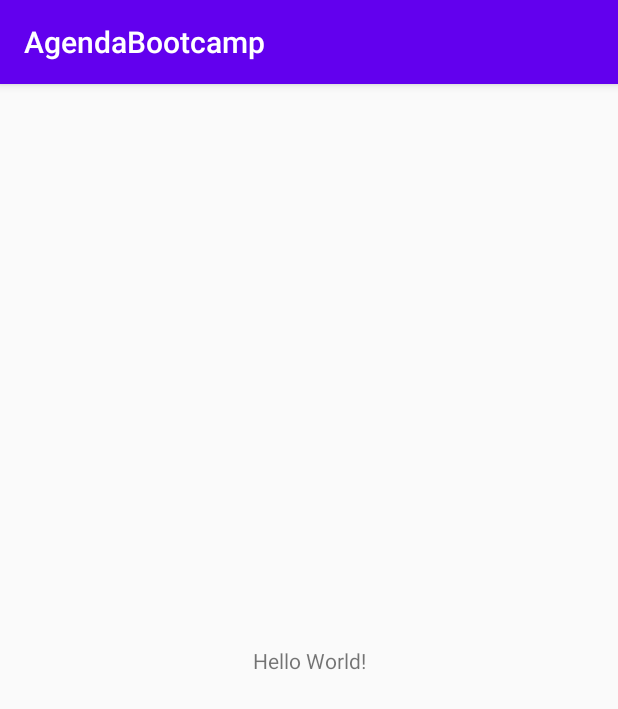
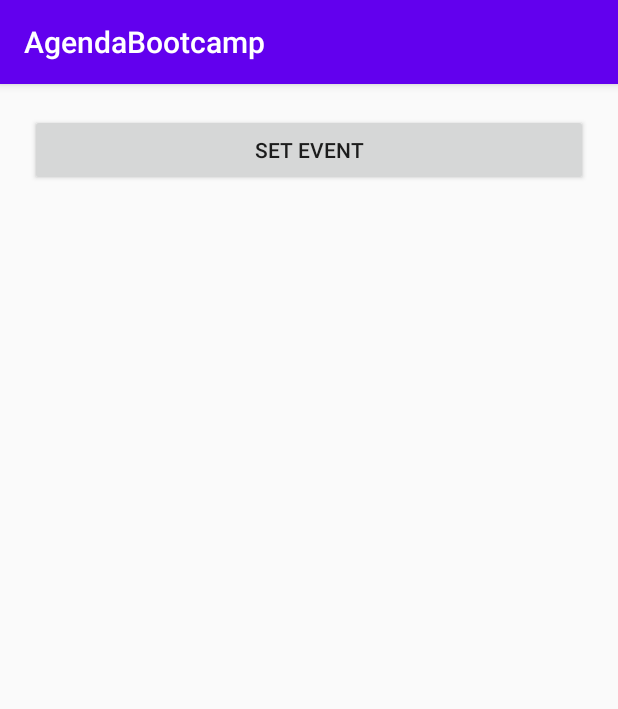
Before and after one commit to eskokado/dio-agenda-bootcamp, an Android app: the screen it shows after launch (MainActivity), on a phone screen of 412 x 824 dp. Shown: the top 709 px of the screen. Run offline under Robolectric (Android 15) with nearby library versions, the phone set to English and light mode, and no system bars.

Commit message:
Preparing to insert an event in the agenda

```diff
--- a/app/src/main/java/com/dio/agendabootcamp/MainActivity.kt
+++ b/app/src/main/java/com/dio/agendabootcamp/MainActivity.kt
@@ -2,10 +2,16 @@ package com.dio.agendabootcamp
 
 import androidx.appcompat.app.AppCompatActivity
 import android.os.Bundle
+import android.widget.Button
 
 class MainActivity : AppCompatActivity() {
     override fun onCreate(savedInstanceState: Bundle?) {
         super.onCreate(savedInstanceState)
         setContentView(R.layout.activity_main)
+
+        val btnSetEvent = findViewById(R.id.set_event) as Button
+        btnSetEvent.setOnClickListener {
+
+        }
     }
 }
--- a/app/src/main/res/layout/activity_main.xml
+++ b/app/src/main/res/layout/activity_main.xml
@@ -1,18 +1,19 @@
 <?xml version="1.0" encoding="utf-8"?>
-<androidx.constraintlayout.widget.ConstraintLayout xmlns:android="http://schemas.android.com/apk/res/android"
+<LinearLayout
+    xmlns:android="http://schemas.android.com/apk/res/android"
     xmlns:app="http://schemas.android.com/apk/res-auto"
     xmlns:tools="http://schemas.android.com/tools"
     android:layout_width="match_parent"
     android:layout_height="match_parent"
+    android:orientation="vertical"
     tools:context=".MainActivity">
 
-    <TextView
-        android:layout_width="wrap_content"
+    <androidx.appcompat.widget.AppCompatButton
+        android:id="@+id/set_event"
+        android:layout_width="match_parent"
         android:layout_height="wrap_content"
-        android:text="Hello World!"
-        app:layout_constraintBottom_toBottomOf="parent"
-        app:layout_constraintLeft_toLeftOf="parent"
-        app:layout_constraintRight_toRightOf="parent"
-        app:layout_constraintTop_toTopOf="parent" />
+        android:text="Set Event"
+        android:layout_margin="20dp"
+        android:padding="10dp"/>
 
-</androidx.constraintlayout.widget.ConstraintLayout>
+</LinearLayout>
```
